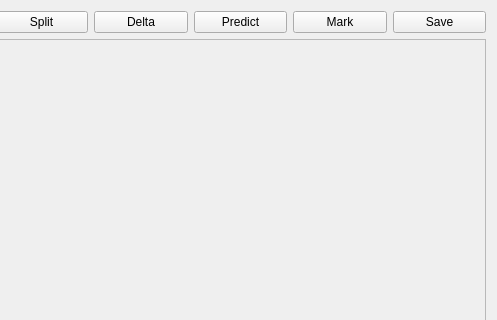
This is mainwindow.ui in michas-eu/img_compressor as Qt 5 draws it before an edit; both pictures show x 116 to 613 and y 0 to 320 of the 613 by 596 pixel window. The edited form follows.
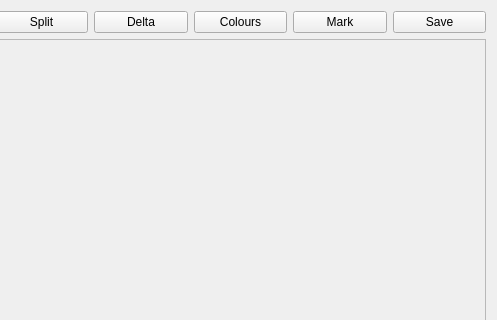
This is the edited form.

Commit message: Colours delta implemented in help class.

Diff of the .ui file:
```diff
--- a/mainwindow.ui
+++ b/mainwindow.ui
@@ -47,7 +47,7 @@
       <item>
        <widget class="QPushButton" name="predict_btn">
         <property name="text">
-         <string>Predict</string>
+         <string>Colours</string>
         </property>
        </widget>
       </item>
```
Left out of the diff: 2 changed lines with no effect on the pictures. The commit also changes 4 other files.
